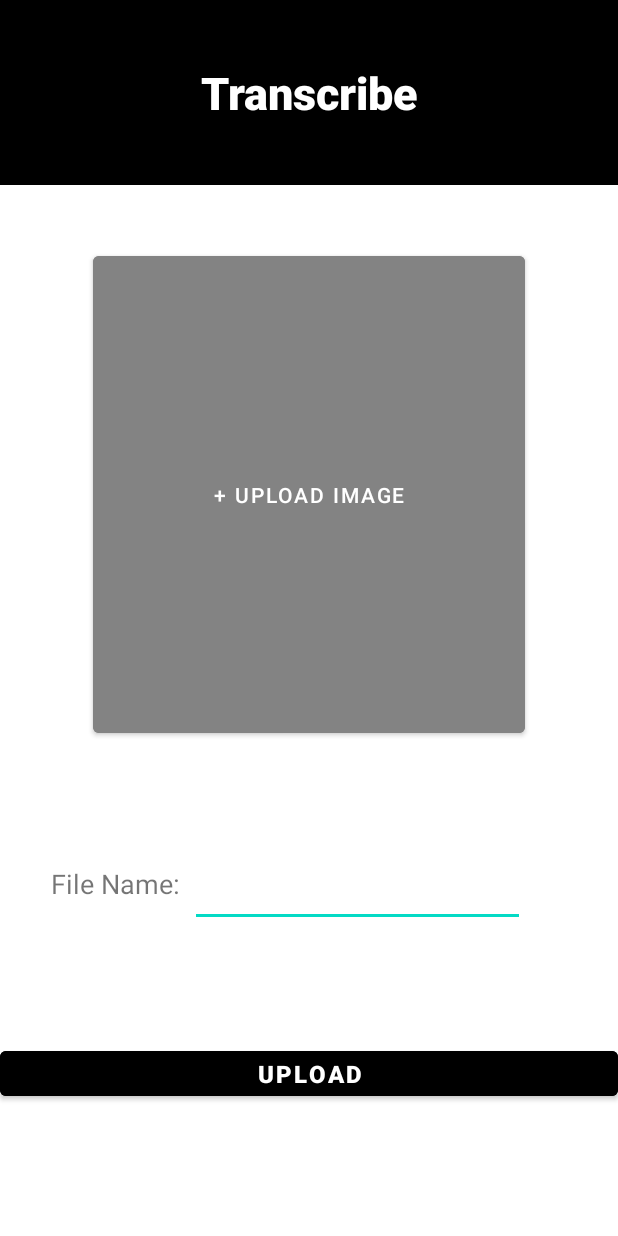
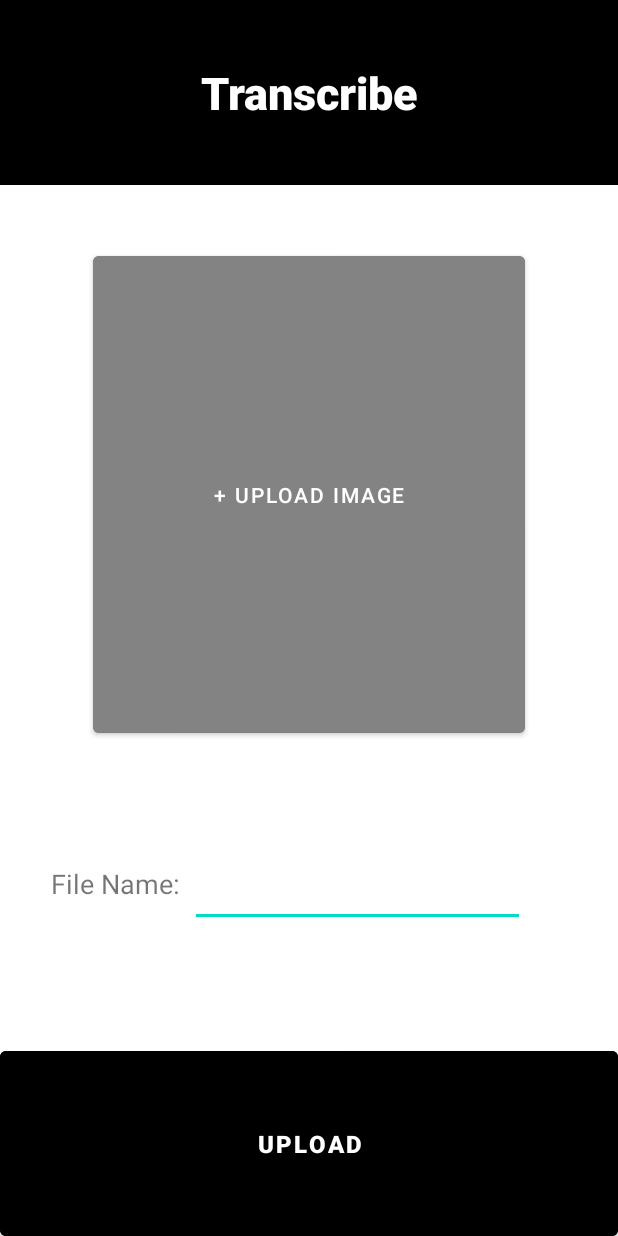
Before and after one commit to euph00/Orbital-team-5243, an Android app: the TranscribeActivity screen opened directly, with no data from a screen before it, on a phone screen of 412 x 824 dp. Run offline under Robolectric (Android 15) with nearby library versions, the phone set to English and light mode, and no system bars; our stand-ins replace Firebase (no records; nobody signed in at launch, a user with empty details on screens opened directly); pictures from the network do not load.

```diff
--- a/Application files/app/src/main/java/com/orbital/scribex/RecViewDocsAdapter.java
+++ b/Application files/app/src/main/java/com/orbital/scribex/RecViewDocsAdapter.java
@@ -45,7 +45,7 @@ public class RecViewDocsAdapter extends RecyclerView.Adapter<RecViewDocsAdapter.
     public void onBindViewHolder(@NonNull ViewHolder holder, int position) {
         Log.d(TAG, "onBindViewHolder: Called");
         holder.name_doc.setText(docs.get(position).getName());
-        Picasso.with(context).load(docs.get(position).getUrl()).into(holder.img_doc);
+        Picasso.with(context).load(docs.get(position).getUrl()).rotate(90).into(holder.img_doc);
         holder.snippet_doc.setText(docs.get(position).getSnippet());
         holder.parent.setOnClickListener(new View.OnClickListener() {
             @Override
--- a/Application files/app/src/main/res/layout/activity_transcribe.xml
+++ b/Application files/app/src/main/res/layout/activity_transcribe.xml
@@ -65,11 +65,11 @@
             android:layout_height="0dp"
             android:backgroundTint="#000000"
             android:fontFamily="sans-serif-black"
+            android:insetTop="0dp"
+            android:insetBottom="0dp"
             android:text="Upload"
             android:textSize="16sp"
-            android:insetTop="0dp"
-            android:insetBottom="0dp"
-            app:layout_constraintBottom_toTopOf="@+id/guideline42"
+            app:layout_constraintBottom_toBottomOf="parent"
             app:layout_constraintEnd_toEndOf="parent"
             app:layout_constraintStart_toStartOf="parent"
             app:layout_constraintTop_toTopOf="@+id/guideline41"
--- a/Application files/build.gradle
+++ b/Application files/build.gradle
@@ -4,7 +4,7 @@ buildscript {
         google()
     }
     dependencies {
-        classpath 'com.android.tools.build:gradle:7.2.0'
+        classpath 'com.android.tools.build:gradle:7.2.1'
 
         // NOTE: Do not place your application dependencies here; they belong
         // in the individual module build.gradle files
@@ -15,8 +15,8 @@ buildscript {
 
 // Top-level build file where you can add configuration options common to all sub-projects/modules.
 plugins {
-    id 'com.android.application' version '7.2.0' apply false
-    id 'com.android.library' version '7.2.0' apply false
+    id 'com.android.application' version '7.2.1' apply false
+    id 'com.android.library' version '7.2.1' apply false
 }
 
 task clean(type: Delete) {
```
